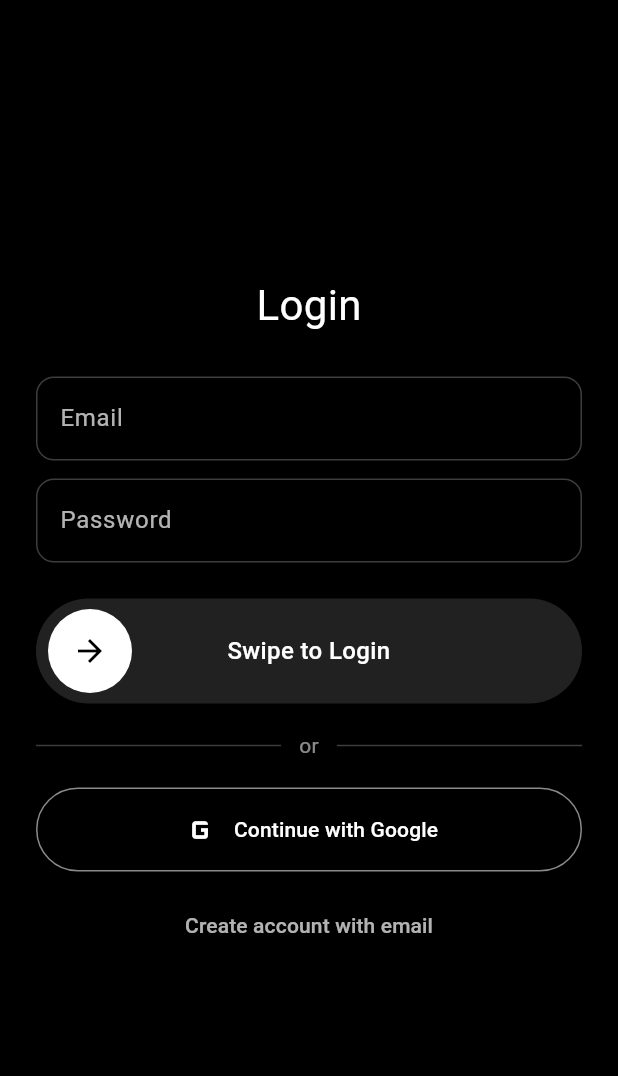
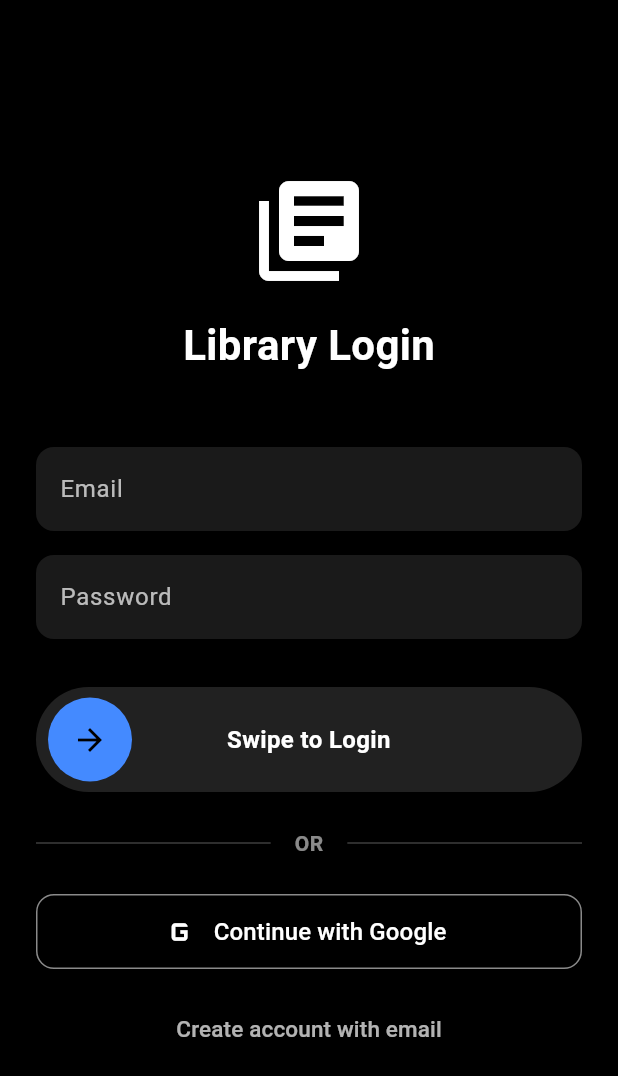
Before and after one commit to AkshayChauhan3/library_management_system, a Flutter app: the screen it shows after launch, after a tap on "Continue with Google", on a phone screen of 412 x 824 dp. Shown: the top 1076 px of the screen. Run offline on Flutter 3.47's test engine with Material 3 defaults, Android fonts, the phone set to English and light mode, and no system bars; drawn by our look-alikes of slide_to_act; our stand-ins replace cloud_firestore, firebase_auth, firebase_core, google_sign_in, permission_handler, qr_flutter; missing offline and left inert: mobile_scanner; accounts and stored records are empty.

```diff
--- a/lib/LoginPage.dart
+++ b/lib/LoginPage.dart
@@ -1,10 +1,9 @@
-import 'package:cloud_firestore/cloud_firestore.dart'; // google cloud database where we will be store our data
-import 'package:flutter/material.dart'; // material design toolkit
-import 'package:firebase_auth/firebase_auth.dart'; // firebase authentication functions
-import 'package:google_sign_in/google_sign_in.dart'; // sign in with google button
-import 'package:library_management_app/HomePage.dart';
-import 'package:library_management_app/registrationPage.dart'; // registration page screen
-import 'package:slide_to_act/slide_to_act.dart'; // slide to conform button
+import 'package:flutter/material.dart';
+import 'package:firebase_auth/firebase_auth.dart';
+
+import 'package:library_management_app/registrationPage.dart';
+import 'package:library_management_app/services/auth_service.dart';
+import 'package:slide_to_act/slide_to_act.dart';
 
 class LoginPage extends StatefulWidget {
   const LoginPage({super.key});
@@ -14,9 +13,9 @@ class LoginPage extends StatefulWidget {
 }
 
 class _LoginPageState extends State<LoginPage> {
+  final _authService = AuthService();
   final _email = TextEditingController();
   final _password = TextEditingController();
-
   final _formKey = GlobalKey<FormState>();
   final GlobalKey<SlideActionState> _slideKey = GlobalKey<SlideActionState>();
 
@@ -24,26 +23,24 @@ class _LoginPageState extends State<LoginPage> {
 
   @override
   void dispose() {
-    // clear the data which is stored in ram by textediting controller
     _email.dispose();
     _password.dispose();
-    super.dispose(); // cheak to clear the texteditingcontroller of parent class
+    super.dispose();
   }
 
   Future<void> _checkUserAndNavigate(User user) async {
-    final doc = await FirebaseFirestore.instance
-        .collection('users')
-        .doc(user.uid)
-        .get();
+    // Check if user exists in Firestore
+    bool exists = await _authService.isUserRegistered(user.uid);
 
-    if (doc.exists) {
-      // ✅ User already registered in Firestore
-      Navigator.pushReplacement(
-        context,
-        MaterialPageRoute(builder: (_) => HomePage()),
-      );
+    if (!mounted) return;
+
+    if (exists) {
+      // User already registered -> StreamBuilder in main.dart will handle navigation to HomePage
+      // But for better UX we can also push replacement if we want immediate feedback,
+      // however, StreamBuilder is usually fast enough.
+      // We will let StreamBuilder handle it to avoid duplicate navigation.
     } else {
-      // 🚨 First login: needs registration
+      // First login: needs registration
       Navigator.pushReplacement(
         context,
         MaterialPageRoute(builder: (_) => registerPage(uid: user.uid)),
@@ -52,54 +49,66 @@ class _LoginPageState extends State<LoginPage> {
   }
 
   Future<void> _signInWithEmail() async {
-    if (!_formKey.currentState!.validate()) return;
+    if (!_formKey.currentState!.validate()) {
+      _slideKey.currentState?.reset();
+      return;
+    }
 
     setState(() => _busy = true);
     try {
-      UserCredential userCred = await FirebaseAuth.instance
-          .signInWithEmailAndPassword(
-            email: _email.text.trim(),
-            password: _password.text.trim(),
+      final user = await _authService.signInWithEmail(
+        _email.text.trim(),
+        _password.text.trim(),
       );
 
-      final user = userCred.user;
       if (user != null) {
         await _checkUserAndNavigate(user);
       }
-    } on FirebaseAuthException catch (e) {
-      _showError(e.message ?? 'Email sign-in failed');
+    } catch (e) {
+      _slideKey.currentState?.reset();
+      if (mounted) _showError(e.toString());
     } finally {
-      _slideKey.currentState?.reset();
       if (mounted) setState(() => _busy = false);
     }
   }
 
   Future<void> _signInWithGoogle() async {
+    setState(() => _busy = true);
     try {
-      final GoogleSignInAccount? googleUser = await GoogleSignIn().signIn();
-      if (googleUser == null) return;
-
-      final googleAuth = await googleUser.authentication;
-
-      final credential = GoogleAuthProvider.credential(
-        accessToken: googleAuth.accessToken,
-        idToken: googleAuth.idToken,
-      );
-
-      UserCredential userCred = await FirebaseAuth.instance
-          .signInWithCredential(credential);
-
-      final user = userCred.user;
+      final user = await _authService.signInWithGoogle();
       if (user != null) {
         await _checkUserAndNavigate(user);
       }
-    } on FirebaseAuthException catch (e) {
-      _showError(e.message ?? 'Google sign-in failed');
+    } catch (e) {
+      if (mounted) _showError(e.toString());
+    } finally {
+      if (mounted) setState(() => _busy = false);
+    }
+  }
+
+  Future<void> _signUpWithEmail() async {
+    if (!_formKey.currentState!.validate()) return;
+
+    setState(() => _busy = true);
+    try {
+      final user = await _authService.signUpWithEmail(
+        _email.text.trim(),
+        _password.text.trim(),
+      );
+      if (user != null) {
+        await _checkUserAndNavigate(user);
+      }
+    } catch (e) {
+      if (mounted) _showError(e.toString());
+    } finally {
+      if (mounted) setState(() => _busy = false);
     }
   }
 
   void _showError(String msg) {
-    ScaffoldMessenger.of(context).showSnackBar(SnackBar(content: Text(msg)));
+    ScaffoldMessenger.of(context).showSnackBar(
+      SnackBar(content: Text(msg), backgroundColor: Colors.redAccent),
+    );
   }
 
   @override
@@ -118,34 +127,41 @@ class _LoginPageState extends State<LoginPage> {
                   child: Column(
                     mainAxisAlignment: MainAxisAlignment.center,
                     children: [
+                      const Icon(
+                        Icons.library_books,
+                        size: 80,
+                        color: Colors.white,
+                      ),
+                      const SizedBox(height: 16),
                       const Text(
-                        'Login',
-                        style: TextStyle(fontSize: 28, color: Colors.white),
+                        'Library Login',
+                        style: TextStyle(
+                          fontSize: 28,
+                          color: Colors.white,
+                          fontWeight: FontWeight.bold,
                         ),
-                      const SizedBox(height: 28),
+                      ),
+                      const SizedBox(height: 48),
 
                       // Email
-                      TextFormField(
+                      _buildTextField(
                         controller: _email,
+                        label: 'Email',
                         keyboardType: TextInputType.emailAddress,
-                        style: const TextStyle(color: Colors.white),
-                        decoration: _input('Email'),
                         validator: (v) {
-                          if (v == null || v.trim().isEmpty) {
+                          if (v == null || v.trim().isEmpty)
                             return 'Enter email';
-                          }
                           if (!v.contains('@')) return 'Invalid email';
                           return null;
                         },
                       ),
-                      const SizedBox(height: 12),
+                      const SizedBox(height: 16),
 
                       // Password
-                      TextFormField(
+                      _buildTextField(
                         controller: _password,
+                        label: 'Password',
                         obscureText: true,
-                        style: const TextStyle(color: Colors.white),
-                        decoration: _input('Password'),
                         validator: (v) {
                           if (v == null || v.isEmpty) return 'Enter password';
                           if (v.length < 6) return 'Min 6 characters';
@@ -153,21 +169,21 @@ class _LoginPageState extends State<LoginPage> {
                         },
                       ),
 
-                      const SizedBox(height: 24),
+                      const SizedBox(height: 32),
 
                       // Swipe to Login
                       AbsorbPointer(
                         absorbing: _busy,
                         child: SlideAction(
-                          key: _slideKey, // <-- FIXED
-                          text: _busy ? 'Please wait...' : 'Swipe to Login',
+                          key: _slideKey,
+                          text: _busy ? 'Signing In...' : 'Swipe to Login',
                           textStyle: const TextStyle(
                             color: Colors.white,
                             fontSize: 16,
-                            fontWeight: FontWeight.w500,
+                            fontWeight: FontWeight.w600,
                           ),
                           outerColor: Colors.grey.shade900,
-                          innerColor: Colors.white,
+                          innerColor: _busy ? Colors.grey : Colors.blueAccent,
                           sliderButtonIcon: const Icon(
                             Icons.arrow_forward,
                             color: Colors.black,
@@ -181,62 +197,58 @@ class _LoginPageState extends State<LoginPage> {
                         ),
                       ),
 
-                      const SizedBox(height: 18),
+                      const SizedBox(height: 24),
 
                       Row(
                         children: const [
                           Expanded(child: Divider(color: Colors.white24)),
                           Padding(
-                            padding: EdgeInsets.symmetric(horizontal: 12),
+                            padding: EdgeInsets.symmetric(horizontal: 16),
                             child: Text(
-                              'or',
-                              style: TextStyle(color: Colors.white54),
+                              'OR',
+                              style: TextStyle(
+                                color: Colors.white54,
+                                fontWeight: FontWeight.bold,
+                              ),
                             ),
                           ),
                           Expanded(child: Divider(color: Colors.white24)),
                         ],
                       ),
 
-                      const SizedBox(height: 18),
+                      const SizedBox(height: 24),
 
                       // Google Sign-In
                       SizedBox(
                         width: double.infinity,
+                        height: 50,
                         child: OutlinedButton.icon(
                           onPressed: _busy ? null : _signInWithGoogle,
-                          icon: const Icon(Icons.g_mobiledata, size: 28),
+                          icon: const Icon(
+                            Icons.g_mobiledata,
+                            size: 28,
+                            color: Colors.white,
+                          ),
                           style: OutlinedButton.styleFrom(
-                            foregroundColor: Colors.white,
                             side: const BorderSide(color: Colors.white54),
-                            padding: const EdgeInsets.symmetric(vertical: 14),
+                            shape: RoundedRectangleBorder(
+                              borderRadius: BorderRadius.circular(12),
                             ),
-                          label: const Text('Continue with Google'),
+                          ),
+                          label: const Text(
+                            'Continue with Google',
+                            style: TextStyle(color: Colors.white, fontSize: 16),
+                          ),
                         ),
                       ),
 
-                      const SizedBox(height: 12),
+                      const SizedBox(height: 16),
 
                       TextButton(
-                        onPressed: _busy
-                            ? null
-                            : () async {
-                                if (!_formKey.currentState!.validate()) return;
-                                try {
-                                  await FirebaseAuth.instance
-                                      .createUserWithEmailAndPassword(
-                                        email: _email.text.trim(),
-                                        password: _password.text.trim(),
-                                      );
-                                  _checkUserAndNavigate(
-                                    FirebaseAuth.instance.currentUser!,
-                                  );
-                                } on FirebaseAuthException catch (e) {
-                                  _showError(e.message ?? 'Sign up failed');
-                                }
-                              },
+                        onPressed: _busy ? null : _signUpWithEmail,
                         child: const Text(
                           'Create account with email',
-                          style: TextStyle(color: Colors.white70),
+                          style: TextStyle(color: Colors.white70, fontSize: 15),
                         ),
                       ),
                     ],
@@ -250,16 +262,29 @@ class _LoginPageState extends State<LoginPage> {
     );
   }
 
-  InputDecoration _input(String label) {
-    return InputDecoration(
+  Widget _buildTextField({
+    required TextEditingController controller,
+    required String label,
+    bool obscureText = false,
+    TextInputType? keyboardType,
+    String? Function(String?)? validator,
+  }) {
+    return TextFormField(
+      controller: controller,
+      obscureText: obscureText,
+      keyboardType: keyboardType,
+      style: const TextStyle(color: Colors.white),
+      decoration: InputDecoration(
         labelText: label,
         labelStyle: const TextStyle(color: Colors.white70),
+        filled: true,
+        fillColor: Colors.white10,
         enabledBorder: OutlineInputBorder(
-        borderSide: const BorderSide(color: Colors.white24),
+          borderSide: BorderSide.none,
           borderRadius: BorderRadius.circular(12),
         ),
         focusedBorder: OutlineInputBorder(
-        borderSide: const BorderSide(color: Colors.white),
+          borderSide: const BorderSide(color: Colors.blueAccent),
           borderRadius: BorderRadius.circular(12),
         ),
         errorBorder: OutlineInputBorder(
@@ -270,9 +295,8 @@ class _LoginPageState extends State<LoginPage> {
           borderSide: const BorderSide(color: Colors.redAccent),
           borderRadius: BorderRadius.circular(12),
         ),
-      filled: true,
-      fillColor: Colors.black,
-      hintStyle: const TextStyle(color: Colors.white38),
+      ),
+      validator: validator,
     );
   }
 }
--- a/lib/main.dart
+++ b/lib/main.dart
@@ -4,8 +4,9 @@ import 'package:firebase_auth/firebase_auth.dart';
 import 'firebase_options.dart';
 import 'LoginPage.dart';
 import 'HomePage.dart';
-import 'profile.dart'; // Make sure this is the only profile import
+import 'profile.dart';
 import 'BooksPage.dart';
+import 'services/auth_service.dart';
 
 void main() async {
   WidgetsFlutterBinding.ensureInitialized();
@@ -25,23 +26,15 @@ class MyApp extends StatelessWidget {
       debugShowCheckedModeBanner: false,
       title: 'Library Management',
       theme: ThemeData(primarySwatch: Colors.blue),
-      // Listen to auth state changes to decide where to go
       home: StreamBuilder<User?>(
-        stream: FirebaseAuth.instance.authStateChanges(),
+        stream: AuthService().authStateChanges,
         builder: (context, snapshot) {
-          // If the stream is waiting, show a loading indicator
           if (snapshot.connectionState == ConnectionState.waiting) {
-            return const Scaffold(
-              body: Center(child: CircularProgressIndicator()),
-            );
+            return const Center(child: CircularProgressIndicator());
           }
-
-          // If we have data (a user), go to HomePage
           if (snapshot.hasData) {
             return const HomePage();
           }
-
-          // Otherwise, go to LoginPage
           return const LoginPage();
         },
       ),
--- /dev/null
+++ b/lib/services/auth_service.dart
@@ -0,0 +1,96 @@
+import 'package:firebase_auth/firebase_auth.dart';
+import 'package:google_sign_in/google_sign_in.dart';
+import 'package:cloud_firestore/cloud_firestore.dart';
+
+class AuthService {
+  final FirebaseAuth _auth = FirebaseAuth.instance;
+  final GoogleSignIn _googleSignIn = GoogleSignIn();
+  final FirebaseFirestore _firestore = FirebaseFirestore.instance;
+
+  // Header stream to listen to auth state changes
+  Stream<User?> get authStateChanges => _auth.authStateChanges();
+
+  // Get current user
+  User? get currentUser => _auth.currentUser;
+
+  // Sign in with Email and Password
+  Future<User?> signInWithEmail(String email, String password) async {
+    try {
+      UserCredential result = await _auth.signInWithEmailAndPassword(
+        email: email,
+        password: password,
+      );
+      return result.user;
+    } on FirebaseAuthException catch (e) {
+      throw _handleAuthException(e);
+    }
+  }
+
+  // Sign Up with Email and Password
+  Future<User?> signUpWithEmail(String email, String password) async {
+    try {
+      UserCredential result = await _auth.createUserWithEmailAndPassword(
+        email: email,
+        password: password,
+      );
+      return result.user;
+    } on FirebaseAuthException catch (e) {
+      throw _handleAuthException(e);
+    }
+  }
+
+  // Sign in with Google
+  Future<User?> signInWithGoogle() async {
+    try {
+      final GoogleSignInAccount? googleUser = await _googleSignIn.signIn();
+      if (googleUser == null) return null; // User canceled
+
+      final GoogleSignInAuthentication googleAuth =
+          await googleUser.authentication;
+
+      final OAuthCredential credential = GoogleAuthProvider.credential(
+        accessToken: googleAuth.accessToken,
+        idToken: googleAuth.idToken,
+      );
+
+      UserCredential userCredential = await _auth.signInWithCredential(
+        credential,
+      );
+      return userCredential.user;
+    } on FirebaseAuthException catch (e) {
+      throw _handleAuthException(e);
+    } catch (e) {
+      throw 'An error occurred during Google Sign-In';
+    }
+  }
+
+  // Sign Out
+  Future<void> signOut() async {
+    await _googleSignIn.signOut();
+    await _auth.signOut();
+  }
+
+  // Check if user doc exists in Firestore
+  Future<bool> isUserRegistered(String uid) async {
+    final doc = await _firestore.collection('users').doc(uid).get();
+    return doc.exists;
+  }
+
+  // Helper to handle exceptions
+  String _handleAuthException(FirebaseAuthException e) {
+    switch (e.code) {
+      case 'user-not-found':
+        return 'No user found with this email.';
+      case 'wrong-password':
+        return 'Wrong password provided.';
+      case 'email-already-in-use':
+        return 'The account already exists for that email.';
+      case 'invalid-email':
+        return 'The email address is not valid.';
+      case 'weak-password':
+        return 'The password provided is too weak.';
+      default:
+        return e.message ?? 'An undefined error occurred.';
+    }
+  }
+}
```
Also changed, not shown: lib/HomePage.dart (+4 -20 lines), lib/profile.dart (+119 -24 lines), lib/firebase_options.dart, 1 other file. Lines whose indentation alone changed are shown as unchanged.
